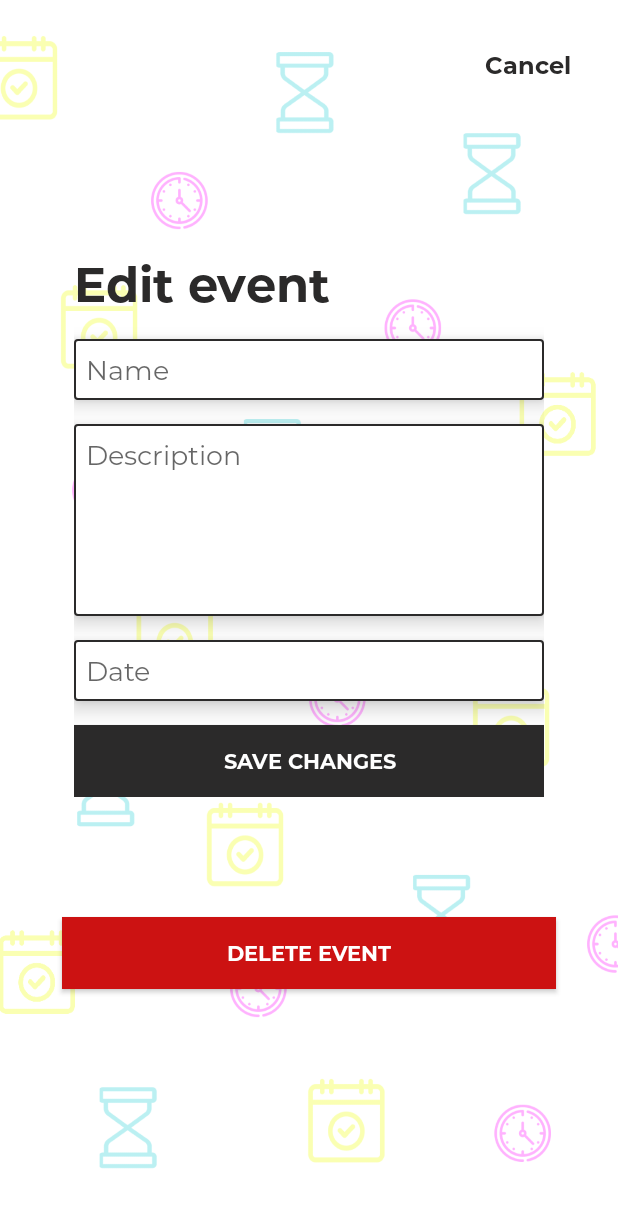
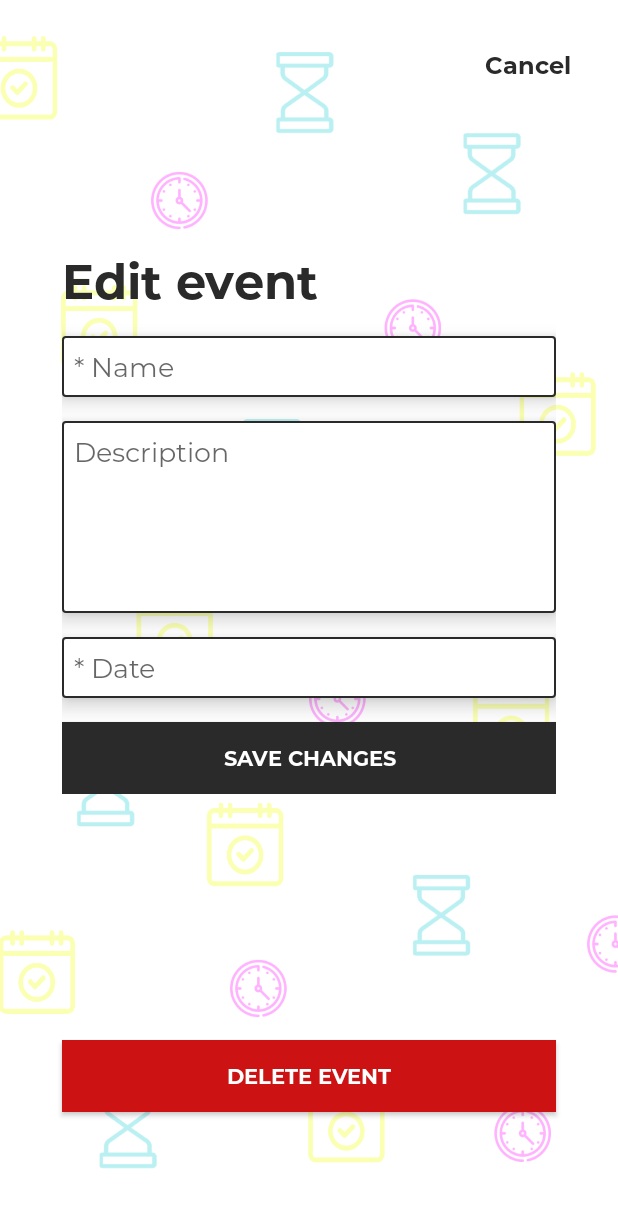
Before and after one commit to dan96and/EventList, an Android app: the EditEventView screen opened directly, with no data from a screen before it, on a phone screen of 412 x 824 dp. Shown: the top 1208 px of the screen. Run offline under Robolectric (Android 15) with nearby library versions, the phone set to English and light mode, and no system bars; 5 statements that could not run were skipped.

Commit message:
Fixed bugs
Añadir que campos son obligatorios en los formularios
Los eventos que tienen que tienen valor negativo
Cambiar el tamaño del botón Delete Event

```diff
--- a/app/src/main/java/com/example/eventlist/database/entities/Event.kt
+++ b/app/src/main/java/com/example/eventlist/database/entities/Event.kt
@@ -86,6 +86,11 @@ class Event(
             result = "TODAY IS THE DAY"
         }
 
+        //Si los dias, meses, semanas y años son menores que 0, indicara que el evento se ha pasado de fecha
+        if (days < 0 || months < 0 || weeks < 0 || years < 0){
+            result = "The event is out of date"
+        }
+
         return result
     }
 }
--- a/app/src/main/java/com/example/eventlist/objects/EventApp.kt
+++ b/app/src/main/java/com/example/eventlist/objects/EventApp.kt
@@ -1,7 +1,6 @@
 package com.example.eventlist.objects
 
 import android.app.Application
-
 
 class EventApp : Application() {
 
--- a/app/src/main/java/com/example/eventlist/presenter/NewEventPresenter.kt
+++ b/app/src/main/java/com/example/eventlist/presenter/NewEventPresenter.kt
@@ -18,7 +18,7 @@ class NewEventPresenter(val view: NewEventView) : NewEventInterface.NewEventPres
             interactor.addEventSqlite(event)
         } else {
             Log.v(Util.TAG_NEW_EVENT, "Comunicando presenter con view..")
-            view.showMessage("Campos vacios")
+            view.showMessage("Required fields must be completed")
         }
     }
 
--- a/app/src/main/res/layout/activity_edit_event.xml
+++ b/app/src/main/res/layout/activity_edit_event.xml
@@ -52,11 +52,10 @@
         android:id="@+id/containerForm"
         android:layout_width="0dp"
         android:layout_height="wrap_content"
-        android:padding="8dp"
         app:layout_constraintBottom_toTopOf="@+id/btnDeleteEvent"
         app:layout_constraintEnd_toEndOf="@id/guidelineRight"
         app:layout_constraintStart_toStartOf="@id/guidelineLeft"
-        app:layout_constraintTop_toBottomOf="@+id/containerTop">
+        app:layout_constraintTop_toTopOf="@+id/containerTop">
 
         <TextView
             android:id="@+id/tvEditEvent"
@@ -178,7 +177,7 @@
         android:layout_width="wrap_content"
         android:layout_height="wrap_content"
         android:orientation="horizontal"
-        app:layout_constraintGuide_percent="0.8" />
+        app:layout_constraintGuide_percent="0.9" />
 
     <androidx.constraintlayout.widget.Guideline
         android:id="@+id/guidelineRight"
--- a/app/src/main/res/layout/activity_information_view.xml
+++ b/app/src/main/res/layout/activity_information_view.xml
@@ -20,7 +20,7 @@
             android:layout_width="wrap_content"
             android:layout_height="wrap_content"
             android:background="?attr/selectableItemBackgroundBorderless"
-            android:padding="16dp"
+            android:padding="32dp"
             android:src="@drawable/ic_arrow_before"
             app:layout_constraintBottom_toBottomOf="@id/containerTop"
             app:layout_constraintStart_toStartOf="@id/containerTop"
@@ -51,8 +51,10 @@
         app:defaultNavHost="true"
         app:layout_constraintBottom_toBottomOf="parent"
         app:layout_constraintEnd_toEndOf="@id/guidelineRight"
+        app:layout_constraintHorizontal_bias="0.0"
         app:layout_constraintStart_toStartOf="@id/guidelineLeft"
         app:layout_constraintTop_toBottomOf="@+id/containerTop"
+        app:layout_constraintVertical_bias="1.0"
         app:navGraph="@navigation/nav_information_account" />
 
     <androidx.constraintlayout.widget.Guideline
--- a/app/src/main/res/layout/cardview_event_since.xml
+++ b/app/src/main/res/layout/cardview_event_since.xml
@@ -24,6 +24,7 @@
                 android:text="@string/lbl_TitleEvent" />
 
             <TextView
+                android:textSize="11sp"
                 android:textColor="@color/black"
                 android:id="@+id/cvDescription"
                 android:layout_width="match_parent"
--- a/app/src/main/res/layout/cardview_event_until.xml
+++ b/app/src/main/res/layout/cardview_event_until.xml
@@ -35,6 +35,7 @@
                     android:text="@string/lbl_TitleEvent" />
 
                 <TextView
+                    android:textSize="11sp"
                     android:textColor="@color/black"
                     android:id="@+id/cvDescription"
                     android:layout_width="match_parent"
--- a/app/src/main/res/layout/fragment_menu_information_view.xml
+++ b/app/src/main/res/layout/fragment_menu_information_view.xml
@@ -38,7 +38,6 @@
         android:id="@+id/btnContact"
         android:layout_width="match_parent"
         android:layout_height="wrap_content"
-        android:layout_marginTop="32dp"
         android:background="@drawable/rounded_corners"
         android:backgroundTint="@color/black"
         android:drawableEnd="@drawable/ic_arrow_right"
@@ -48,5 +47,4 @@
         android:text="@string/btn_Contact"
         android:textAlignment="textStart"
         android:textColor="@color/white" />
-
 </LinearLayout>
--- a/app/src/main/res/values/strings.xml
+++ b/app/src/main/res/values/strings.xml
@@ -41,9 +41,9 @@
     //Activity - New event
     <string name="lbl_NewEvent">New event</string>
     <string name="btn_Cancel">Cancel</string>
-    <string name="hint_Name">Name</string>
+    <string name="hint_Name">* Name</string>
     <string name="hint_Description">Description</string>
-    <string name="hint_Date">Date</string>
+    <string name="hint_Date">* Date</string>
     <string name="hint_Icon">Icon</string>
     <string name="btn_Add">Add</string>
 
```
Also changed, not shown: app/src/main/java/com/example/eventlist/presenter/EditEventPresenter.kt (+4 -4 lines).
